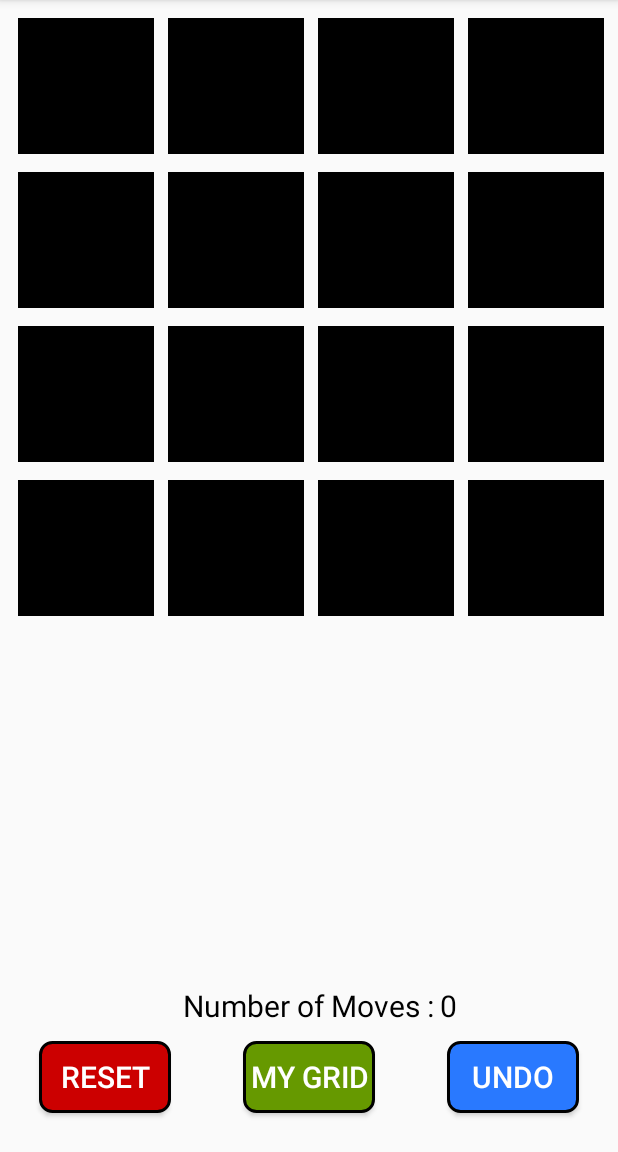
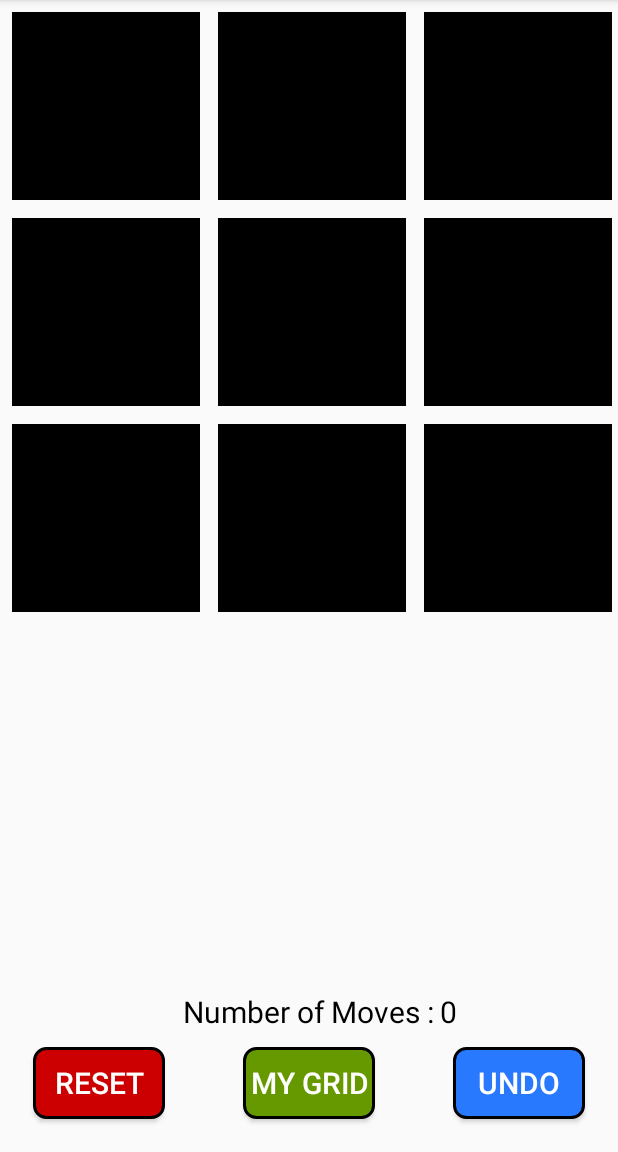
Before and after one commit to Harsh2098/PatternMe, an Android app: the MainActivity screen opened directly, with no data from a screen before it, after a tap on "SHOW GRID", on a phone screen of 412 x 824 dp, the part 84-1236 px from its top. Run offline under Robolectric (Android 15) with nearby library versions, the phone set to English and light mode, and no system bars; libraries missing offline, so code that uses them is left out: rb.popview; 1 statement that could not run was skipped.

Commit message:
grid layout using linearlayout inflation

```diff
--- a/app/src/main/java/com/hmproductions/patternme/GridRecyclerAdapter.java
+++ b/app/src/main/java/com/hmproductions/patternme/GridRecyclerAdapter.java
@@ -14,7 +14,14 @@ import android.widget.RelativeLayout;
 /**
  * Created by Harsh Mahajan on 19/7/2017.
  *
- * GridRecyclerAdapter is used to provide adapter for GridLayoutManager
+ * GridRecyclerAdapter is used to provide adapter for GridLayoutManager (deprecated)
+ *
+ * *************************************************************************
+ *
+ * *********************THIS IS NOT USED ANYMORE****************************
+ *
+ * *************************************************************************
+ *
  */
 
 class GridRecyclerAdapter extends RecyclerView.Adapter<GridRecyclerAdapter.GridViewHolder> {
@@ -23,13 +30,9 @@ class GridRecyclerAdapter extends RecyclerView.Adapter<GridRecyclerAdapter.GridV
     private Context mContext;
     private int mGridEdge;
 
-    RelativeLayout.LayoutParams layoutParams;
+    private RelativeLayout.LayoutParams layoutParams;
 
     private OnGridCellClickListener mGridCellClickListener;
-
-    interface OnGridCellClickListener {
-        void onGridCellClick(int gridCellPosition);
-    }
 
     GridRecyclerAdapter(Context context, boolean[][] grid, int edgeLength, OnGridCellClickListener mClickListener) {
         mGrid = new boolean[mGridEdge][mGridEdge];
@@ -77,6 +80,10 @@ class GridRecyclerAdapter extends RecyclerView.Adapter<GridRecyclerAdapter.GridV
         notifyDataSetChanged();
     }
 
+    interface OnGridCellClickListener {
+        void onGridCellClick(int gridCellPosition);
+    }
+
     class GridViewHolder extends RecyclerView.ViewHolder implements View.OnClickListener {
 
         View view;
--- a/app/src/main/java/com/hmproductions/patternme/MainActivity.java
+++ b/app/src/main/java/com/hmproductions/patternme/MainActivity.java
@@ -9,12 +9,14 @@ import android.media.MediaPlayer;
 import android.os.Bundle;
 import android.support.v7.app.AlertDialog;
 import android.support.v7.app.AppCompatActivity;
-import android.support.v7.widget.GridLayoutManager;
-import android.support.v7.widget.RecyclerView;
+import android.util.DisplayMetrics;
+import android.view.LayoutInflater;
 import android.view.Menu;
 import android.view.MenuItem;
 import android.view.View;
 import android.widget.Button;
+import android.widget.LinearLayout;
+import android.widget.RelativeLayout;
 import android.widget.TextView;
 import android.widget.Toast;
 
@@ -22,18 +24,15 @@ import java.util.Random;
 
 import rb.popview.PopField;
 
-public class MainActivity extends AppCompatActivity implements GridRecyclerAdapter.OnGridCellClickListener {
+public class MainActivity extends AppCompatActivity {
 
     public int GRID_EDGE;
-
+    RelativeLayout.LayoutParams layoutParams;
     private Button resetButton, undoButton, showGridButton;
     private TextView moves_textView, numberOfMoves_textView;
-    private RecyclerView gridRecyclerView;
-    private GridRecyclerAdapter mAdapter;
     private MediaPlayer tadaCelebration;
-
+    private LinearLayout mainLinearLayout;
     private PopField mPopField;
-
     private boolean[][] originalGrid, userGrid;
     private int undoPositionX = -1, undoPositionY = -1, counter = 0;
 
@@ -42,36 +41,58 @@ public class MainActivity extends AppCompatActivity implements GridRecyclerAdapt
         super.onCreate(savedInstanceState);
         setContentView(R.layout.activity_main);
 
-        getGridEdge();
+        GRID_EDGE = getIntent().getIntExtra(StartActivity.DIFFICULTY_LEVEL, 3);
 
         originalGrid = new boolean[GRID_EDGE][GRID_EDGE];
         userGrid = new boolean[GRID_EDGE][GRID_EDGE];
 
+        SetupDisplayMetrics();
         BindViews();
         SetupGrids();
+        CreateGridLayout();
 
         ResetButtonClickListener();
         ShowGridButtonClickListener();
         UndoButtonClickListener();
 
-        mAdapter = new GridRecyclerAdapter(this, userGrid, GRID_EDGE, this);
-        GridLayoutManager layoutManager = new GridLayoutManager(this, GRID_EDGE);
-
-        gridRecyclerView.setLayoutManager(layoutManager);
-        gridRecyclerView.setAdapter(mAdapter);
-        gridRecyclerView.setHasFixedSize(true);
-
         tadaCelebration = MediaPlayer.create(this, R.raw.tada_celebration);
         mPopField = PopField.attach2Window(this);
     }
 
-    private void getGridEdge() {
-        GRID_EDGE = getIntent().getIntExtra(StartActivity.DIFFICULTY_LEVEL, 4);
+    /* Sets up all the display metrics */
+    private void SetupDisplayMetrics() {
+        DisplayMetrics displayMetrics = new DisplayMetrics();
+        getWindowManager().getDefaultDisplay().getMetrics(displayMetrics);
+        layoutParams = new RelativeLayout.LayoutParams(displayMetrics.widthPixels / GRID_EDGE, displayMetrics.widthPixels / GRID_EDGE);
     }
 
+    private void CreateGridLayout() {
+
+        for (int i = 0; i < GRID_EDGE; ++i) {
+            LinearLayout linearLayout = new LinearLayout(this);
+            mainLinearLayout.addView(linearLayout);
+            for (int j = 0; j < GRID_EDGE; ++j) {
+                View myView = LayoutInflater.from(this).inflate(R.layout.grid_item, linearLayout, false);
+                myView.setLayoutParams(layoutParams);
+
+                final int finalI = i;
+                final int finalJ = j;
+                myView.setOnClickListener(new View.OnClickListener() {
+                    @Override
+                    public void onClick(View v) {
+                        onGridCellClick(finalI * GRID_EDGE + finalJ);
+                    }
+                });
+                linearLayout.addView(myView);
+            }
+        }
+
+    }
+
+    /* Binds all the views from main_activity.xml */
     private void BindViews() {
 
-        gridRecyclerView = (RecyclerView) findViewById(R.id.grid_recyclerView);
+        mainLinearLayout = (LinearLayout) findViewById(R.id.main_linearLayout);
         resetButton = (Button) findViewById(R.id.resetButton);
         undoButton = (Button) findViewById(R.id.undoButton);
         showGridButton = (Button) findViewById(R.id.showGridButton);
@@ -90,6 +111,7 @@ public class MainActivity extends AppCompatActivity implements GridRecyclerAdapt
         moves_textView.setText(String.valueOf(counter));
     }
 
+    /* Creates originalGrid and userGrid */
     private void SetupGrids() {
 
         // Making Original Grid
@@ -133,7 +155,7 @@ public class MainActivity extends AppCompatActivity implements GridRecyclerAdapt
                                     @Override
                                     public void onClick(DialogInterface dialog, int which) {
                                         resetWholeGrid(userGrid);
-                                        mAdapter.swapData(userGrid);
+                                        swapData(userGrid);
 
                                         counter = -1;
                                         incrementNumberOfMoves();
@@ -158,22 +180,39 @@ public class MainActivity extends AppCompatActivity implements GridRecyclerAdapt
         });
     }
 
+    /* Analogous to swapData() in Recycler view. Takes in @param grid and sets the tile color accordingly */
+    private void swapData(boolean[][] grid) {
+
+        for (int i = 0; i < GRID_EDGE; ++i)
+            for (int j = 0; j < GRID_EDGE; ++j) {
+                View myView = ((LinearLayout) mainLinearLayout.getChildAt(i)).getChildAt(j).findViewById(R.id.view);
+
+                if (grid[i][j])
+                    myView.setBackgroundColor(Color.parseColor("#FF9100"));
+                else
+                    myView.setBackgroundColor(Color.parseColor("#000000"));
+
+            }
+    }
+
+    /* Switches between Original Grid and User Grid */
     private void ShowGridButtonClickListener() {
 
         showGridButton.setOnClickListener(new View.OnClickListener() {
             @Override
             public void onClick(View v) {
                 if (showGridButton.getText().toString().equals("SHOW GRID")) {
-                    mAdapter.swapData(originalGrid);
+                    swapData(originalGrid);
                     showGridButton.setText(R.string.my_grid);
                 } else {
-                    mAdapter.swapData(userGrid);
+                    swapData(userGrid);
                     showGridButton.setText(R.string.show_grid);
                 }
             }
         });
     }
 
+    /* Handles Undo button click */
     private void UndoButtonClickListener() {
 
         undoButton.setOnClickListener(new View.OnClickListener() {
@@ -186,13 +225,13 @@ public class MainActivity extends AppCompatActivity implements GridRecyclerAdapt
 
                 else {
                     clickGridCell(userGrid, undoPositionX, undoPositionY);
-                    mAdapter.swapData(userGrid);
+                    swapData(userGrid);
                 }
             }
         });
     }
 
-    /* Click grid cell takes in boolean[][] and the position in the grid where cell has to be pressed */
+    /* Clicks grid cell in boolean[][]; @param x, y  - position in the grid where cell has to be pressed */
     private void clickGridCell(boolean[][] grid, int x, int y) {
 
         undoPositionX = x;
@@ -211,8 +250,8 @@ public class MainActivity extends AppCompatActivity implements GridRecyclerAdapt
 
     }
 
+    /* Checks if originalGrid is equal to userGrid */
     private boolean checkWin() {
-
         for (int i = 0; i < GRID_EDGE; ++i)
             for (int j = 0; j < GRID_EDGE; ++j)
                 if (originalGrid[i][j] != userGrid[i][j])
@@ -221,6 +260,7 @@ public class MainActivity extends AppCompatActivity implements GridRecyclerAdapt
         return true;
     }
 
+    /* Checks if all the userGrid[][] cells are false */
     private boolean firstMove() {
         for (int i = 0; i < GRID_EDGE; ++i)
             for (int j = 0; j < GRID_EDGE; ++j)
@@ -230,20 +270,21 @@ public class MainActivity extends AppCompatActivity implements GridRecyclerAdapt
         return true;
     }
 
+    /* Sets are the elements of grid to false */
     private void resetWholeGrid(boolean[][] grid) {
         for (int i = 0; i < GRID_EDGE; ++i)
             for (int j = 0; j < GRID_EDGE; ++j)
                 grid[i][j] = false;
     }
 
-    @Override
+    /* @param gridCellPosition - position where the cell is clicked */
     public void onGridCellClick(int gridCellPosition) {
 
         if (showGridButton.getText().toString().equals(getString(R.string.show_grid))) {
 
             clickGridCell(userGrid, gridCellPosition / GRID_EDGE, gridCellPosition % GRID_EDGE);
             incrementNumberOfMoves();
-            mAdapter.swapData(userGrid);
+            swapData(userGrid);
 
             // Checking if user has won the game
             if (checkWin()) {
@@ -323,9 +364,9 @@ public class MainActivity extends AppCompatActivity implements GridRecyclerAdapt
             else {
                 AlertDialog.Builder builder = new AlertDialog.Builder(MainActivity.this);
                 builder
-                        .setTitle("Change Difficulty")
+                        .setTitle("Change Grid Size")
                         .setMessage("You will lose all the progress. Do you want to start new game with new difficulty level?")
-                        .setPositiveButton(getString(R.string.change_difficulty), new DialogInterface.OnClickListener() {
+                        .setPositiveButton(getString(R.string.change_grid_size), new DialogInterface.OnClickListener() {
                             @Override
                             public void onClick(DialogInterface dialog, int which) {
                                 startActivity(new Intent(MainActivity.this, StartActivity.class));
--- a/app/src/main/java/com/hmproductions/patternme/StartActivity.java
+++ b/app/src/main/java/com/hmproductions/patternme/StartActivity.java
@@ -3,23 +3,17 @@ package com.hmproductions.patternme;
 import android.content.Intent;
 import android.graphics.Color;
 import android.graphics.drawable.GradientDrawable;
+import android.os.Bundle;
 import android.support.v7.app.AppCompatActivity;
-import android.os.Bundle;
 import android.view.View;
-import android.widget.AdapterView;
-import android.widget.ArrayAdapter;
 import android.widget.Button;
 import android.widget.EditText;
-import android.widget.Spinner;
 
 public class StartActivity extends AppCompatActivity {
 
     public static final String DIFFICULTY_LEVEL = "difficulty-level";
     Button startButton;
     EditText num_editText;
-
-    String difficulty;
-    String[] difficulty_options = new String[]{"Easy","Medium","Hard"};
 
     @Override
     protected void onCreate(Bundle savedInstanceState) {
@@ -42,7 +36,11 @@ public class StartActivity extends AppCompatActivity {
             @Override
             public void onClick(View v) {
                 Intent intent = new Intent(StartActivity.this, MainActivity.class);
-                intent.putExtra(DIFFICULTY_LEVEL, Integer.parseInt(num_editText.getText().toString()));
+
+                if (num_editText.getText().toString().isEmpty() || num_editText.getText().toString().equals(""))
+                    intent.putExtra(DIFFICULTY_LEVEL, 3);
+                else
+                    intent.putExtra(DIFFICULTY_LEVEL, Integer.parseInt(num_editText.getText().toString()));
                 startActivity(intent);
                 finish();
             }
--- a/app/src/main/res/layout/activity_main.xml
+++ b/app/src/main/res/layout/activity_main.xml
@@ -4,13 +4,16 @@
     xmlns:tools="http://schemas.android.com/tools"
     android:layout_width="match_parent"
     android:layout_height="match_parent"
-    android:padding="6dp">
+    android:padding="2dp">
 
-    <android.support.v7.widget.RecyclerView
-        android:id="@+id/grid_recyclerView"
+    <LinearLayout
+        android:id="@+id/main_linearLayout"
         android:layout_width="match_parent"
         android:layout_height="wrap_content"
-        android:layout_centerHorizontal="true" />
+        android:layout_centerHorizontal="true"
+        android:orientation="vertical">
+
+    </LinearLayout>
 
     <Button
         android:id="@+id/resetButton"
@@ -63,9 +66,9 @@
         android:layout_width="wrap_content"
         android:layout_height="wrap_content"
         android:layout_above="@id/showGridButton"
+        android:layout_centerHorizontal="true"
         android:layout_marginBottom="10dp"
         android:gravity="center"
-        android:layout_centerHorizontal="true"
         android:text="@string/number_of_moves"
         android:textColor="@android:color/background_dark"
         android:textSize="20sp" />
--- a/app/src/main/res/layout/grid_item.xml
+++ b/app/src/main/res/layout/grid_item.xml
@@ -7,11 +7,9 @@
     <View
         android:id="@+id/view"
         android:layout_width="wrap_content"
-        android:layout_height="wrap_content"
-        android:background="#000000"
-        android:layout_marginStart="6dp"
-        android:layout_marginEnd="6dp"
-        android:layout_marginTop="6dp"
-        android:layout_marginBottom="6dp"/>
+        android:layout_height="0dp"
+        android:layout_margin="6dp"
+        android:layout_weight="1"
+        android:background="#000000" />
 
 </LinearLayout>
--- a/app/src/main/res/layout/spinner_item.xml
+++ b/app/src/main/res/layout/spinner_item.xml
@@ -1,11 +1,12 @@
 <?xml version="1.0" encoding="utf-8"?>
 
+<!-- This layout is no longer used. (kept for reference)-->
 <TextView
     xmlns:android="http://schemas.android.com/apk/res/android"
     android:layout_width="match_parent"
     android:layout_height="wrap_content"
-    android:textSize="18sp"
+    android:background="@drawable/spinner_item_background"
     android:gravity="start"
+    android:padding="16dp"
     android:textColor="#000000"
-    android:background="@drawable/spinner_item_background"
-    android:padding="16dp" />
+    android:textSize="18sp" />
--- a/app/src/main/res/menu/main_activity_menu.xml
+++ b/app/src/main/res/menu/main_activity_menu.xml
@@ -9,13 +9,13 @@
 
     <item
         android:id="@+id/changeDifficulty_item"
-        android:title="@string/change_difficulty"
+        android:title="@string/change_grid_size"
         app:showAsAction="never"/>
 
     <item
         android:id="@+id/howToPlay_item"
-        android:title="@string/change_difficulty"
-        app:showAsAction="ifRoom"
-        android:icon="@mipmap/howtoplay_icon2"/>
+        android:icon="@mipmap/howtoplay_icon2"
+        android:title="@string/how_to_play"
+        app:showAsAction="ifRoom" />
 
 </menu>
--- a/app/src/main/res/values/strings.xml
+++ b/app/src/main/res/values/strings.xml
@@ -9,7 +9,8 @@
     <string name="number_of_moves">Number of Moves :</string>
     <string name="start">START</string>
     <string name="completed_in_moves">Completed in Moves :</string>
-    <string name="change_difficulty">Change Difficulty</string>
+    <string name="change_grid_size">Change Grid Size</string>
     <string name="choose_grid_size">Choose Grid Size</string>
-    <string name="e_g_4">E.g. 4</string>
+    <string name="e_g_4">E.g. 5 (Default grid size is 3)</string>
+    <string name="how_to_play">How To Play</string>
 </resources>
```
